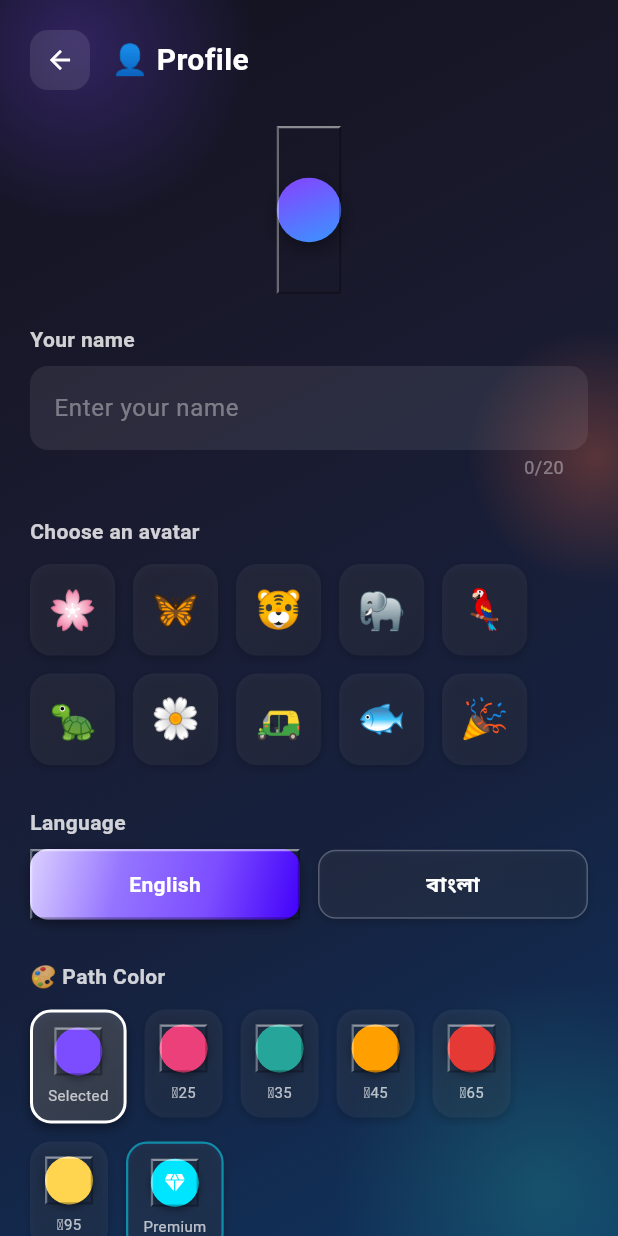
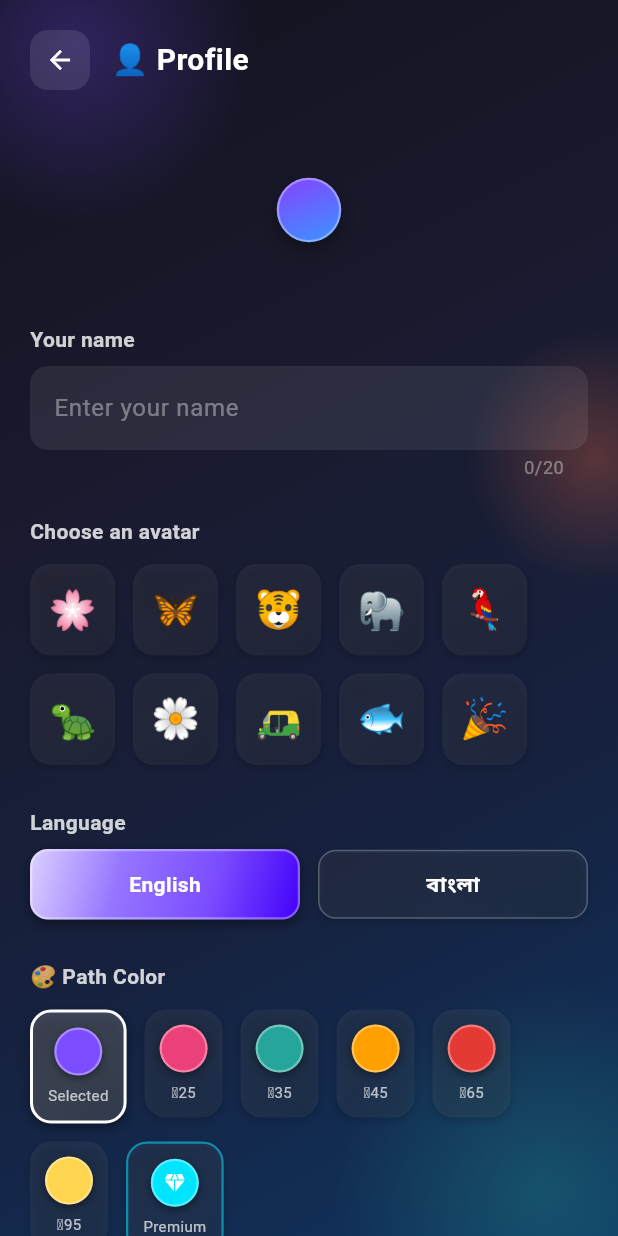
Before and after one commit to mojumder01/Dola-Foundation, a Flutter app: the ProfileScreen screen opened directly, on a phone screen of 412 x 824 dp. Run offline on Flutter 3.47's test engine with Material 3 defaults, Android fonts, the phone set to English and light mode, and no system bars; our stand-ins replace audioplayers, google_mobile_ads, image_picker, in_app_purchase, shared_preferences; accounts and stored records are empty.

Commit message:
Fix invisible button text: mixed-color Border + borderRadius throws at paint
ThreeD.bevelBorder() returned a Border with different colors per side
(white top/left, black right/bottom). Flutter cannot paint a
mixed-color Border together with a borderRadius: it throws an
exception during paint, after the gradient is drawn but before the
widget's children are painted. Result: every rounded button/badge/card
using bevelBorder showed its gradient but never its Text/Icon children
(the missing home-screen button titles), and the exception firing
every frame caused the intermittent black-out/freeze. The only top-bar
badge that rendered its content - the avatar - was the only one
without a bevelBorder, which confirms the diagnosis.

bevelBorder() now returns a uniform semi-transparent white Border.all;
the light/dark bevel effect already comes from bevelGradient, so the
3D look is preserved. Also made the quick-buy sheet's top-only border
uniform, since single-side borders with a borderRadius hit the same
paint assert on some Flutter versions.

```diff
--- a/mazebloom-game/lib/screens/home_screen.dart
+++ b/mazebloom-game/lib/screens/home_screen.dart
@@ -586,9 +586,9 @@ class _LifeQuickBuySheetState extends State<_LifeQuickBuySheet> {
       decoration: BoxDecoration(
         color: const Color(0xFF1A1A2E),
         borderRadius: const BorderRadius.vertical(top: Radius.circular(24)),
-        border: Border(
-          top: BorderSide(color: Colors.white.withOpacity(0.25), width: 1),
-        ),
+        // borderRadius এর সাথে শুধু-এক-পাশের Border কিছু Flutter version এ
+        // paint-এর সময় exception দেয় — তাই uniform Border.all ব্যবহার করা হলো
+        border: Border.all(color: Colors.white.withOpacity(0.25), width: 1),
         boxShadow: ThreeD.shadow(elevation: 10),
       ),
       child: Column(
--- a/mazebloom-game/lib/widgets/three_d_style.dart
+++ b/mazebloom-game/lib/widgets/three_d_style.dart
@@ -59,15 +59,20 @@ class ThreeD {
     );
   }
 
-  /// A thin semi-transparent top-left highlight border, layered on top of a
-  /// gradient/solid fill to fake a beveled edge catching light.
+  // আগে এটা চার পাশে চার রকম রঙের border দিতো (উপরে-বামে সাদা, নিচে-ডানে
+  // কালো) — কিন্তু Flutter এ ভিন্ন রঙের side ওয়ালা Border কে borderRadius এর
+  // সাথে আঁকা যায় না: প্রতিটা frame এ paint-এর সময় exception ছুঁড়তো, ফলে
+  // gradient আঁকা হলেও ভেতরের Text/Icon (button এর title সহ!) আর আঁকা হতো না,
+  // আর একটানা exception এ স্ক্রিন black হয়ে আটকে যেত। তাই এখন এক রঙের
+  // (uniform) হালকা সাদা border — bevel এর আলো-ছায়ার কাজটা bevelGradient
+  // এমনিতেই করে দেয়।
+  /// A thin uniform semi-transparent highlight border giving the edge a
+  /// glossy rim. Must stay uniform (same color on all sides): Flutter cannot
+  /// paint a mixed-color Border together with a borderRadius — it throws
+  /// during paint, which stopped the children (button titles/icons) from
+  /// ever rendering.
   static Border bevelBorder({double opacity = 0.5}) {
-    return Border(
-      top: BorderSide(color: Colors.white.withOpacity(opacity), width: 1.5),
-      left: BorderSide(color: Colors.white.withOpacity(opacity * 0.7), width: 1.5),
-      right: BorderSide(color: Colors.black.withOpacity(0.28), width: 1.5),
-      bottom: BorderSide(color: Colors.black.withOpacity(0.28), width: 1.5),
-    );
+    return Border.all(color: Colors.white.withOpacity(opacity * 0.7), width: 1.5);
   }
 
   /// One-call decoration combining [bevelGradient], [bevelBorder], a raised
```
